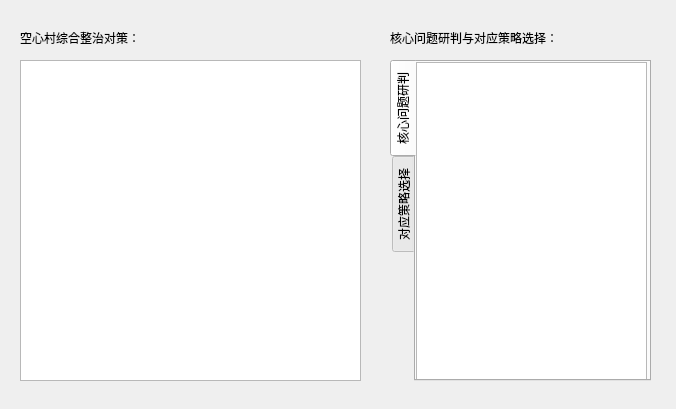
Qt form wenti_celueform.ui (herow/youxuan) before a commit.
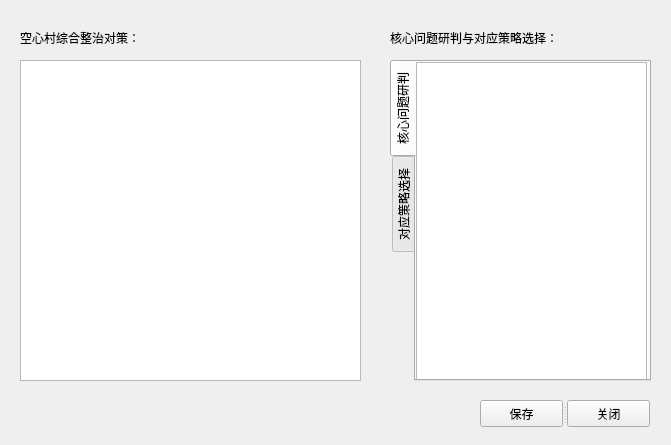
The same form after that commit.

Diff of the .ui file:
```diff
--- a/wenti_celueform.ui
+++ b/wenti_celueform.ui
@@ -6,8 +6,8 @@
    <rect>
     <x>0</x>
     <y>0</y>
-    <width>676</width>
-    <height>409</height>
+    <width>671</width>
+    <height>445</height>
    </rect>
   </property>
   <property name="windowTitle">
@@ -109,6 +109,29 @@
     </rect>
    </property>
   </widget>
+  <widget class="QSplitter" name="splitter">
+   <property name="geometry">
+    <rect>
+     <x>480</x>
+     <y>400</y>
+     <width>170</width>
+     <height>27</height>
+    </rect>
+   </property>
+   <property name="orientation">
+    <enum>Qt::Horizontal</enum>
+   </property>
+   <widget class="QPushButton" name="btn_save">
+    <property name="text">
+     <string>保存</string>
+    </property>
+   </widget>
+   <widget class="QPushButton" name="btn_close">
+    <property name="text">
+     <string>关闭</string>
+    </property>
+   </widget>
+  </widget>
   <zorder>label</zorder>
   <zorder>label_2</zorder>
   <zorder>tableView</zorder>
```
Left out of the diff: 2 changed lines with no effect on the pictures.
